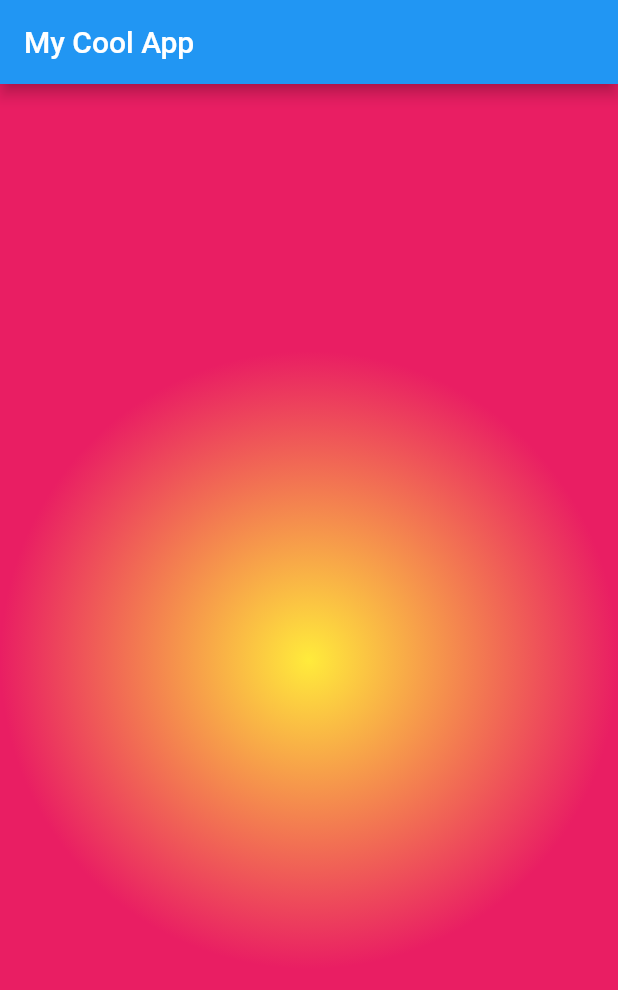
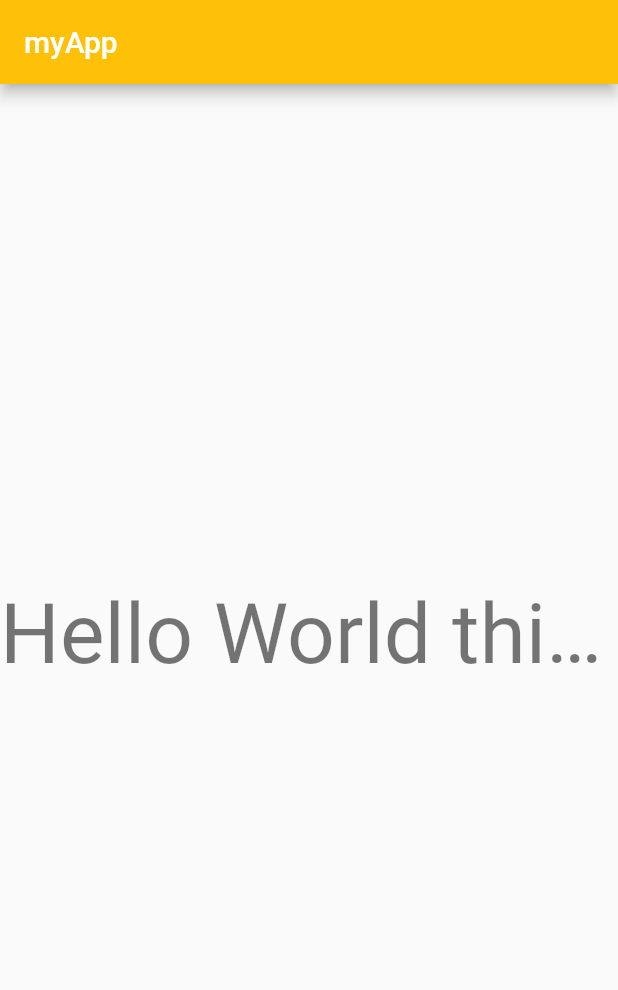
Before and after one commit to egidiocs/flutter-fireship-firebase-quizzap, a Flutter app: the screen it shows after launch, on a phone screen of 412 x 824 dp. Shown: the top 990 px of the screen. Run offline on Flutter 3.47's test engine with Material 2 defaults, Android fonts, the phone set to English and light mode, and no system bars.

Commit message:
widgets-text

```diff
--- a/lib/main.dart
+++ b/lib/main.dart
@@ -5,23 +5,30 @@ void main() => runApp(MyApp());
 class MyApp extends StatelessWidget {
   @override
   Widget build(BuildContext context) {
+    var textStyle = TextStyle(
+      fontSize: 50,
+      fontWeight: FontWeight.bold,
+    );
     return MaterialApp(
       home: Scaffold(
         appBar: AppBar(
-          title: Text('My Cool App'),
+          title: Text("myApp"),
+          backgroundColor: Colors.amber,
         ),
         body: Center(
-          child: Container(
-            alignment: Alignment.center,
-            decoration: BoxDecoration(
-                color: Colors.amberAccent,
-                //shape: BoxShape.circle,
-                //border: Border.all(width: 4, color: Colors.black),
-                //boxShadow: [
-                //  BoxShadow(offset: Offset(40, 40), color: Colors.purple),
-                //  BoxShadow(offset: Offset(20, 20), color: Colors.pink),
-                //],
-                gradient: RadialGradient(colors: [Colors.yellow, Colors.pink])),
+          child: Row(
+            children: <Widget>[
+              Expanded(
+                child: Container(
+                  height: 100,
+                  child: Text(
+                    'Hello World this is too long',
+                    overflow: TextOverflow.ellipsis,
+                    style: Theme.of(context).textTheme.display3,
+                  ),
+                ),
+              ),
+            ],
           ),
         ),
       ),
```
